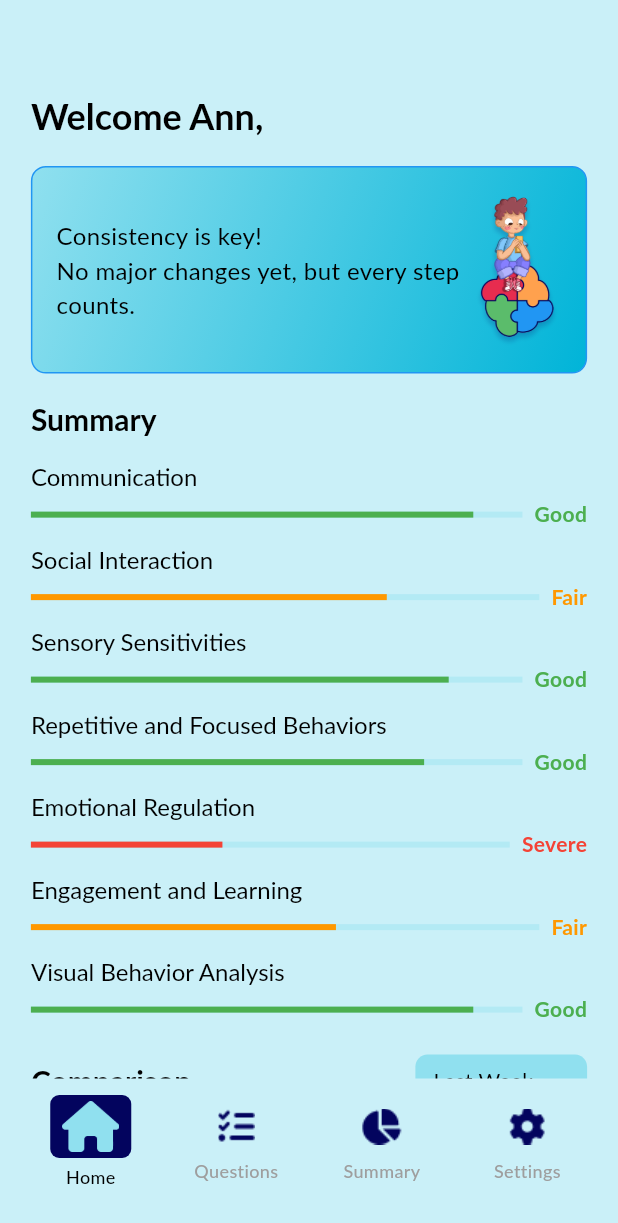
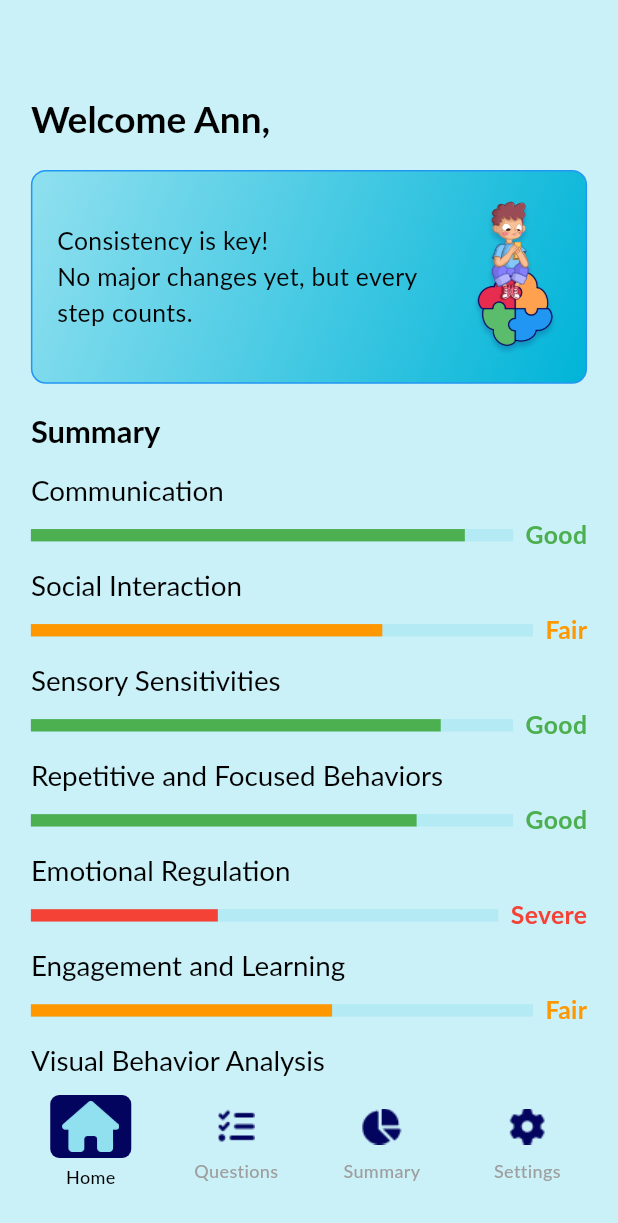
Before and after one commit to thelllmike/asd_detection_flutter, a Flutter app: the screen it shows after launch, on a phone screen of 412 x 824 dp. Shown: the top 1223 px of the screen. Run offline on Flutter 3.47's test engine with Material 3 defaults, Android fonts, the phone set to English and light mode, and no system bars; Roboto replaces fonts that are missing (Lato).

Commit message:
fix prevous line and  now one

```diff
--- a/lib/screens/ProgressSummaryScreen.dart
+++ b/lib/screens/ProgressSummaryScreen.dart
@@ -4,31 +4,36 @@ import 'package:asd_detection_flutter/theme/theme.dart';
 import 'package:asd_detection_flutter/theme/colors.dart';
 
 class ProgressSummaryScreen extends StatelessWidget {
-  const ProgressSummaryScreen({super.key});
+  const ProgressSummaryScreen({Key? key}) : super(key: key);
 
   @override
   Widget build(BuildContext context) {
+    // Get the screen width for responsive scaling
     double screenWidth = MediaQuery.of(context).size.width;
+    double horizontalPadding = screenWidth * 0.05;
 
     return Scaffold(
       backgroundColor: AppColors.backgroundColor,
       body: SingleChildScrollView(
         child: Padding(
-          padding: EdgeInsets.all(screenWidth * 0.05), // Responsive padding
+          padding: EdgeInsets.all(horizontalPadding),
           child: Column(
             crossAxisAlignment: CrossAxisAlignment.start,
             children: [
-              const SizedBox(height: 40),
+              SizedBox(height: screenWidth * 0.1),
               Text(
                 'Welcome Ann,',
-                style: textStyle.copyWith(fontSize: 24, fontWeight: FontWeight.bold),
+                style: textStyle.copyWith(
+                  fontSize: screenWidth * 0.06,
+                  fontWeight: FontWeight.bold,
+                ),
               ),
-              const SizedBox(height: 16),
-              _buildWelcomeCard(),
-              const SizedBox(height: 16),
-              _buildSummarySection(),
-              const SizedBox(height: 16),
-              _buildComparisonSection(),
+              SizedBox(height: screenWidth * 0.04),
+              _buildWelcomeCard(screenWidth),
+              SizedBox(height: screenWidth * 0.04),
+              _buildSummarySection(screenWidth),
+              SizedBox(height: screenWidth * 0.04),
+              _buildComparisonSection(screenWidth),
             ],
           ),
         ),
@@ -38,9 +43,9 @@ class ProgressSummaryScreen extends StatelessWidget {
   }
 
   /// Welcome Message Card
-  Widget _buildWelcomeCard() {
+  Widget _buildWelcomeCard(double screenWidth) {
     return Container(
-      padding: const EdgeInsets.all(16.0),
+      padding: EdgeInsets.all(screenWidth * 0.04),
       decoration: BoxDecoration(
         border: Border.all(width: 1, color: AppColors.borderColor),
         borderRadius: BorderRadius.circular(10),
@@ -51,81 +56,59 @@ class ProgressSummaryScreen extends StatelessWidget {
         ),
       ),
       child: Row(
-        mainAxisAlignment: MainAxisAlignment.spaceBetween,
         children: [
-          const Expanded(
+          Expanded(
             child: Text(
               'Consistency is key!\nNo major changes yet, but every step counts.',
-              style: TextStyle(fontSize: 16, color: AppColors.textColor),
+              style: TextStyle(
+                fontSize: screenWidth * 0.04,
+                color: AppColors.textColor,
+              ),
             ),
           ),
-          Image.asset('assets/images/asd.png', width: 60),
+          SizedBox(width: screenWidth * 0.02),
+          Image.asset('assets/images/asd.png', width: screenWidth * 0.15),
         ],
       ),
     );
   }
 
-  /// Summary Section
-  Widget _buildSummarySection() {
+  /// Summary Section with progress bars
+  Widget _buildSummarySection(double screenWidth) {
     return Column(
       crossAxisAlignment: CrossAxisAlignment.start,
       children: [
-        Text('Summary', style: textStyle.copyWith(fontSize: 20, fontWeight: FontWeight.bold)),
-        const SizedBox(height: 8),
-        _buildProgressBar('Communication', Colors.green, 'Good', 0.9),
-        _buildProgressBar('Social Interaction', Colors.orange, 'Fair', 0.7),
-        _buildProgressBar('Sensory Sensitivities', Colors.green, 'Good', 0.85),
-        _buildProgressBar('Repetitive and Focused Behaviors', Colors.green, 'Good', 0.8),
-        _buildProgressBar('Emotional Regulation', Colors.red, 'Severe', 0.4),
-        _buildProgressBar('Engagement and Learning', Colors.orange, 'Fair', 0.6),
-        _buildProgressBar('Visual Behavior Analysis', Colors.green, 'Good', 0.9),
+        Text(
+          'Summary',
+          style: textStyle.copyWith(
+            fontSize: screenWidth * 0.05,
+            fontWeight: FontWeight.bold,
+          ),
+        ),
+        SizedBox(height: screenWidth * 0.02),
+        _buildProgressBar('Communication', Colors.green, 'Good', 0.9, screenWidth),
+        _buildProgressBar('Social Interaction', Colors.orange, 'Fair', 0.7, screenWidth),
+        _buildProgressBar('Sensory Sensitivities', Colors.green, 'Good', 0.85, screenWidth),
+        _buildProgressBar('Repetitive and Focused Behaviors', Colors.green, 'Good', 0.8, screenWidth),
+        _buildProgressBar('Emotional Regulation', Colors.red, 'Severe', 0.4, screenWidth),
+        _buildProgressBar('Engagement and Learning', Colors.orange, 'Fair', 0.6, screenWidth),
+        _buildProgressBar('Visual Behavior Analysis', Colors.green, 'Good', 0.9, screenWidth),
       ],
     );
   }
 
-  /// Comparison Section (Styled to Match Screenshot)
-  Widget _buildComparisonSection() {
-    return Column(
-      crossAxisAlignment: CrossAxisAlignment.start,
-      children: [
-        Row(
-          mainAxisAlignment: MainAxisAlignment.spaceBetween,
-          children: [
-            Text('Comparison', style: textStyle.copyWith(fontSize: 20, fontWeight: FontWeight.bold)),
-            Container(
-              padding: const EdgeInsets.symmetric(horizontal: 12, vertical: 6),
-              decoration: BoxDecoration(
-                color: const Color(0xFF90E0EF),
-                borderRadius: BorderRadius.circular(8),
-              ),
-              child: const Row(
-                children: [
-                  Text('Last Week', style: TextStyle(color: Colors.black, fontSize: 14)),
-                  Icon(Icons.arrow_drop_down, color: Colors.black),
-                ],
-              ),
-            ),
-          ],
-        ),
-        const SizedBox(height: 8),
-        _buildComparisonRow('Communication', 10),
-        _buildComparisonRow('Social Interaction', 5),
-        _buildComparisonRow('Sensory Sensitivities', -4),
-        _buildComparisonRow('Repetitive and Focused Behaviors', 1),
-        _buildComparisonRow('Emotional Regulation', 7),
-      ],
-    );
-  }
-
-  /// Progress Bar for Summary Section
-  Widget _buildProgressBar(String title, Color color, String label, double value) {
+  /// A progress bar widget used in the Summary Section
+  Widget _buildProgressBar(String title, Color color, String label, double value, double screenWidth) {
     return Padding(
-      padding: const EdgeInsets.symmetric(vertical: 4.0),
+      padding: EdgeInsets.symmetric(vertical: screenWidth * 0.01),
       child: Column(
         crossAxisAlignment: CrossAxisAlignment.start,
         children: [
-          Text(title, style: textStyle.copyWith(fontSize: 16)),
-          const SizedBox(height: 4),
+          Text(
+            title,
+            style: textStyle.copyWith(fontSize: screenWidth * 0.045),
+          ),
+          SizedBox(height: screenWidth * 0.01),
           Row(
             children: [
               Expanded(
@@ -133,74 +116,16 @@ class ProgressSummaryScreen extends StatelessWidget {
                   value: value,
                   backgroundColor: AppColors.secondaryColor.withOpacity(0.4),
                   color: color,
+                  minHeight: screenWidth * 0.02,
                 ),
               ),
-              const SizedBox(width: 8),
-              Text(label, style: TextStyle(color: color, fontWeight: FontWeight.bold)),
-            ],
-          ),
-        ],
-      ),
-    );
-  }
-
-  /// Styled Comparison Row with Indicator
-  Widget _buildComparisonRow(String title, int change) {
-    bool isIncrease = change > 0;
-    String iconPath = isIncrease ? 'assets/images/up.png' : 'assets/images/down.png';
-    Color changeColor = isIncrease ? const Color(0xFF58C322) : const Color(0xFFD41111);
-
-    return Padding(
-      padding: const EdgeInsets.symmetric(vertical: 4.0),
-      child: Column(
-        crossAxisAlignment: CrossAxisAlignment.start,
-        children: [
-          Text(title, style: textStyle.copyWith(fontSize: 16)),
-          const SizedBox(height: 4),
-          Row(
-            children: [
-              Expanded(
-                child: Stack(
-                  children: [
-                    LinearProgressIndicator(
-                      value: 1.0,
-                      backgroundColor: AppColors.secondaryColor.withOpacity(0.4),
-                      color: const Color(0xFF0077B6),
-                    ),
-                    Positioned(
-                      right: 5,
-                      top: 0,
-                      bottom: 0,
-                      child: Container(
-                        width: 45,
-                        height: 22,
-                        decoration: BoxDecoration(
-                          color: changeColor,
-                          borderRadius: BorderRadius.circular(4),
-                        ),
-                        padding: const EdgeInsets.symmetric(horizontal: 6, vertical: 2),
-                        child: Row(
-                          mainAxisAlignment: MainAxisAlignment.center,
-                          children: [
-                            Text(
-                              '${isIncrease ? '+' : ''}$change%',
-                              style: const TextStyle(
-                                color: Colors.white,
-                                fontSize: 12,
-                                fontWeight: FontWeight.bold,
-                              ),
-                            ),
-                            const SizedBox(width: 4),
-                            Image.asset(
-                              iconPath,
-                              width: 12,
-                              height: 12,
-                            ),
-                          ],
-                        ),
-                      ),
-                    ),
-                  ],
+              SizedBox(width: screenWidth * 0.02),
+              Text(
+                label,
+                style: TextStyle(
+                  color: color,
+                  fontWeight: FontWeight.bold,
+                  fontSize: screenWidth * 0.04,
                 ),
               ),
             ],
@@ -209,4 +134,169 @@ class ProgressSummaryScreen extends StatelessWidget {
       ),
     );
   }
+
+  /// Comparison Section showing previous and current progress values
+  Widget _buildComparisonSection(double screenWidth) {
+    return Column(
+      crossAxisAlignment: CrossAxisAlignment.start,
+      children: [
+        // Header row with title and drop-down button
+        Row(
+          mainAxisAlignment: MainAxisAlignment.spaceBetween,
+          children: [
+            Text(
+              'Comparison',
+              style: textStyle.copyWith(
+                fontSize: screenWidth * 0.05,
+                fontWeight: FontWeight.bold,
+              ),
+            ),
+            Container(
+              padding: EdgeInsets.symmetric(
+                horizontal: screenWidth * 0.03,
+                vertical: screenWidth * 0.015,
+              ),
+              decoration: BoxDecoration(
+                color: const Color(0xFF90E0EF),
+                borderRadius: BorderRadius.circular(8),
+              ),
+              child: Row(
+                children: [
+                  Text(
+                    'Last Week',
+                    style: TextStyle(
+                      color: Colors.black,
+                      fontSize: screenWidth * 0.04,
+                    ),
+                  ),
+                  Icon(
+                    Icons.arrow_drop_down,
+                    color: Colors.black,
+                    size: screenWidth * 0.05,
+                  ),
+                ],
+              ),
+            ),
+          ],
+        ),
+        SizedBox(height: screenWidth * 0.02),
+        // Each row compares previous vs current values on three lines
+        _buildComparisonRow('Communication', 10, 0.9, 0.8, screenWidth),
+        _buildComparisonRow('Social Interaction', 5, 0.7, 0.65, screenWidth),
+        _buildComparisonRow('Sensory Sensitivities', -4, 0.85, 0.9, screenWidth),
+        _buildComparisonRow('Repetitive and Focused Behaviors', 1, 0.8, 0.78, screenWidth),
+        _buildComparisonRow('Emotional Regulation', 7, 0.4, 0.3, screenWidth),
+      ],
+    );
+  }
+
+  /// Comparison row widget that shows:
+  /// 1. Title with a percentage change indicator
+  /// 2. A previous progress bar
+  /// 3. A current progress bar
+  Widget _buildComparisonRow(String title, int change, double currentValue, double previousValue, double screenWidth) {
+    bool isIncrease = change > 0;
+    bool isDecrease = change < 0;
+    Color changeColor = isIncrease
+        ? Colors.green
+        : (isDecrease ? Colors.red : Colors.grey);
+    String changeText = '${isIncrease ? '+' : ''}$change%';
+    String iconPath = isIncrease ? 'assets/images/up.png' : 'assets/images/down.png';
+
+    return Padding(
+      padding: EdgeInsets.symmetric(vertical: screenWidth * 0.01),
+      child: Column(
+        crossAxisAlignment: CrossAxisAlignment.start,
+        children: [
+          // First line: Title with change indicator
+          Row(
+            mainAxisAlignment: MainAxisAlignment.spaceBetween,
+            children: [
+              Text(
+                title,
+                style: textStyle.copyWith(fontSize: screenWidth * 0.045),
+              ),
+              Container(
+                padding: EdgeInsets.symmetric(
+                  horizontal: screenWidth * 0.02,
+                  vertical: screenWidth * 0.01,
+                ),
+                decoration: BoxDecoration(
+                  color: changeColor,
+                  borderRadius: BorderRadius.circular(6),
+                ),
+                child: Row(
+                  children: [
+                    Text(
+                      changeText,
+                      style: TextStyle(
+                        color: Colors.white,
+                        fontSize: screenWidth * 0.035,
+                        fontWeight: FontWeight.bold,
+                      ),
+                    ),
+                    SizedBox(width: screenWidth * 0.01),
+                    Image.asset(
+                      iconPath,
+                      width: screenWidth * 0.03,
+                      height: screenWidth * 0.03,
+                      errorBuilder: (context, error, stackTrace) {
+                        return Icon(
+                          Icons.error,
+                          color: Colors.red,
+                          size: screenWidth * 0.03,
+                        );
+                      },
+                    ),
+                  ],
+                ),
+              ),
+            ],
+          ),
+          SizedBox(height: screenWidth * 0.01),
+          // Second line: Previous progress bar
+          Column(
+            crossAxisAlignment: CrossAxisAlignment.start,
+            children: [
+              Text(
+                'Previous',
+                style: TextStyle(
+                  fontSize: screenWidth * 0.035,
+                  color: Colors.blueGrey,
+                ),
+              ),
+              SizedBox(height: screenWidth * 0.005),
+              LinearProgressIndicator(
+                value: previousValue,
+                backgroundColor: AppColors.secondaryColor.withOpacity(0.4),
+                color: Colors.blueGrey,
+                minHeight: screenWidth * 0.02,
+              ),
+            ],
+          ),
+          SizedBox(height: screenWidth * 0.01),
+          // Third line: Current progress bar
+          Column(
+            crossAxisAlignment: CrossAxisAlignment.start,
+            children: [
+              Text(
+                'Current',
+                style: TextStyle(
+                  fontSize: screenWidth * 0.035,
+                  color: const Color(0xFF0077B6),
+                ),
+              ),
+              SizedBox(height: screenWidth * 0.005),
+              LinearProgressIndicator(
+                value: currentValue,
+                backgroundColor: Colors.transparent,
+                color: const Color(0xFF0077B6),
+                minHeight: screenWidth * 0.02,
+              ),
+            ],
+          ),
+        ],
+      ),
+    );
+  }
 }
```
